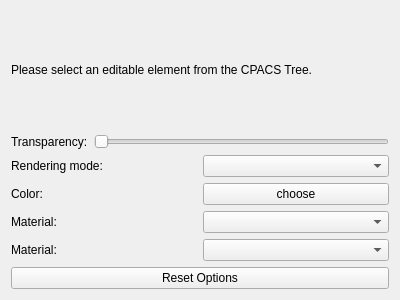
DLR-SC/tigl, file TIGLCreator/src/modificators/ModificatorDisplayOptionsWidget.ui: the form before one commit.
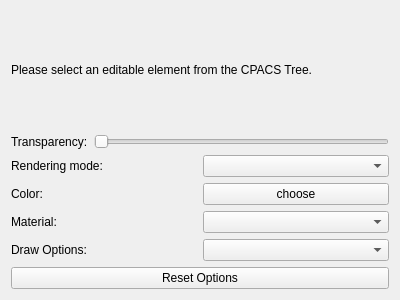
The form after the commit.

Commit message: create DrawOptionsActions to collect the actions in one file and use them in two places

```diff
--- a/TIGLCreator/src/modificators/ModificatorDisplayOptionsWidget.ui
+++ b/TIGLCreator/src/modificators/ModificatorDisplayOptionsWidget.ui
@@ -112,7 +112,7 @@
       <item>
        <widget class="QLabel" name="labelDrawOptions">
         <property name="text">
-         <string>Material:</string>
+         <string>Draw Options:</string>
         </property>
         <property name="visible">
          <bool>false</bool>
```
The commit also changes 6 other files.
